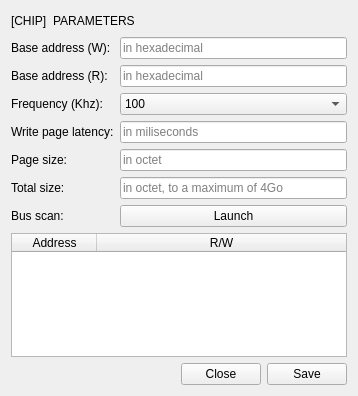
Before: the Qt Designer form gui_designer/gui_i2c_settings.ui in serma-safety-security/hardsploit-gui-ruby, drawn with Qt 5.
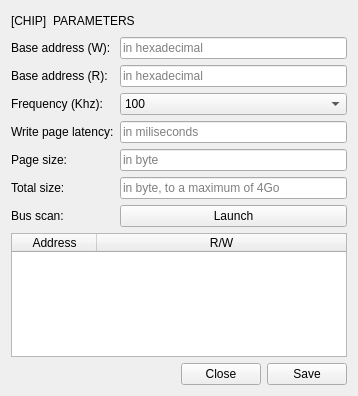
After: the same form once the commit is applied.

```diff
--- a/gui_designer/gui_i2c_settings.ui
+++ b/gui_designer/gui_i2c_settings.ui
@@ -119,7 +119,7 @@
        <item row="6" column="1">
         <widget class="QLineEdit" name="lie_total_size">
          <property name="placeholderText">
-          <string>in octet, to a maximum of 4Go</string>
+          <string>in byte, to a maximum of 4Go</string>
          </property>
         </widget>
        </item>
@@ -143,7 +143,7 @@
           <string/>
          </property>
          <property name="placeholderText">
-          <string>in octet</string>
+          <string>in byte</string>
          </property>
         </widget>
        </item>
```
